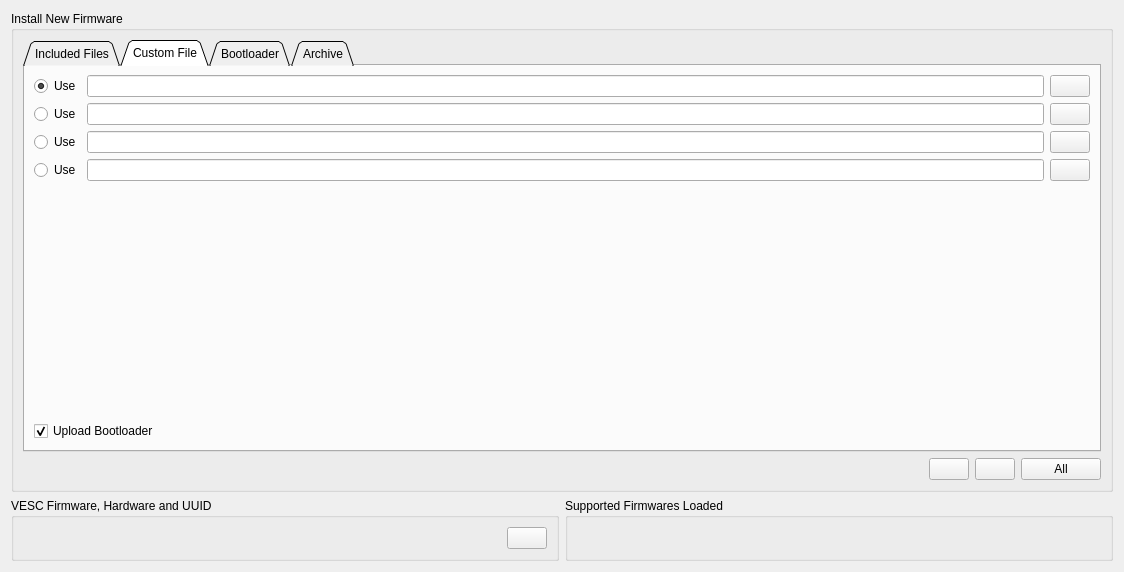
This is pages/pagefirmware.ui in vedderb/vesc_tool as Qt 5 draws it before an edit. The edited form follows.
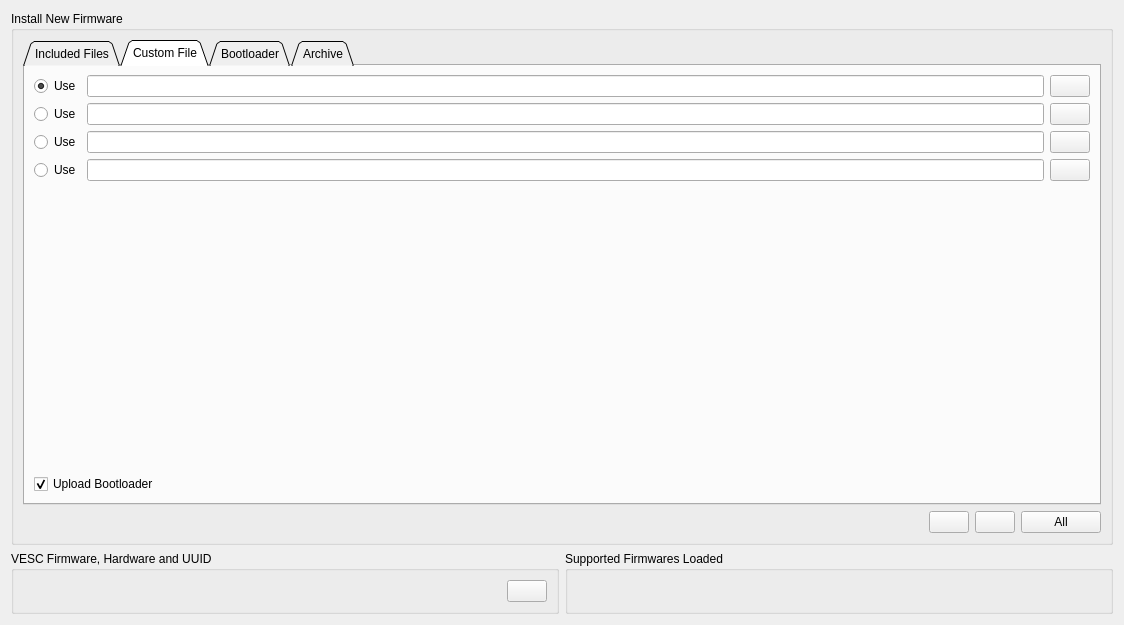
This is the edited form. The open tabs and pages were chosen to show the change. Icons and pictures are not drawn. Custom widgets are drawn as their Qt base class.

```diff
--- a/pages/pagefirmware.ui
+++ b/pages/pagefirmware.ui
@@ -7,7 +7,7 @@
     <x>0</x>
     <y>0</y>
     <width>1124</width>
-    <height>572</height>
+    <height>625</height>
    </rect>
   </property>
   <property name="windowTitle">
@@ -149,7 +149,7 @@
          <attribute name="title">
           <string>Custom File</string>
          </attribute>
-         <layout class="QVBoxLayout" name="verticalLayout">
+         <layout class="QVBoxLayout" name="verticalLayout" stretch="0,0,0,0,1,0">
           <item>
            <layout class="QHBoxLayout" name="horizontalLayout_9">
             <item>
```
